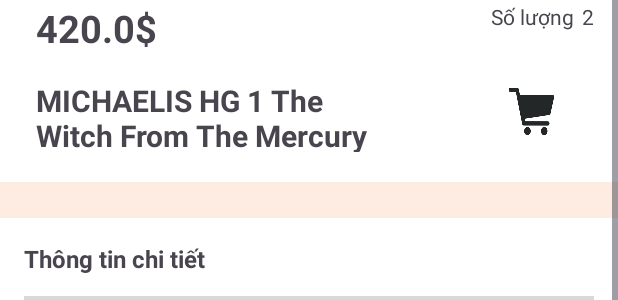
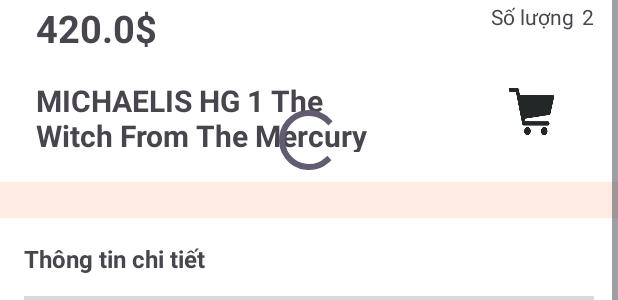
Before and after one commit to Nadariano/ProjectPRM, an Android app: the layout activity_item_detail.xml on its own in the app's theme, with its tools: preview values and no code run, on a phone screen of 412 x 824 dp. Shown: the part 478-778 px from the top of the screen. Run offline under Robolectric (Android 15) with nearby library versions, the phone set to English and light mode, and no system bars.

Commit message:
loading screen

```diff
--- a/app/src/main/res/layout/activity_item_detail.xml
+++ b/app/src/main/res/layout/activity_item_detail.xml
@@ -1,7 +1,12 @@
 <?xml version="1.0" encoding="utf-8"?>
-<ScrollView xmlns:android="http://schemas.android.com/apk/res/android"
+<FrameLayout xmlns:android="http://schemas.android.com/apk/res/android"
     xmlns:app="http://schemas.android.com/apk/res-auto"
     xmlns:tools="http://schemas.android.com/tools"
+    android:layout_width="match_parent"
+    android:layout_height="match_parent">
+
+    <ScrollView
+        android:id="@+id/detailProduct"
         android:layout_width="match_parent"
         android:layout_height="match_parent"
         android:fillViewport="true">
@@ -234,4 +239,8 @@
                 app:srcCompat="@drawable/baseline_arrow_back_24" />
 
         </androidx.constraintlayout.widget.ConstraintLayout>
+
     </ScrollView>
+
+    <include layout="@layout/loading_screen" />
+</FrameLayout>
--- /dev/null
+++ b/app/src/main/res/layout/loading_screen.xml
@@ -0,0 +1,14 @@
+<?xml version="1.0" encoding="utf-8"?>
+<FrameLayout xmlns:android="http://schemas.android.com/apk/res/android"
+    android:id="@+id/loadingContainer"
+    android:layout_width="match_parent"
+    android:layout_height="match_parent"
+    android:gravity="center">
+
+    <ProgressBar
+        android:id="@+id/progressBar"
+        android:layout_width="wrap_content"
+        android:layout_height="wrap_content"
+        android:indeterminate="true"
+        android:layout_gravity="center"/>
+</FrameLayout>
```
Also changed, not shown: app/src/main/java/com/example/gundammobile/ui/activity/ItemDetailActivity.java (+23 -1 lines). Lines whose indentation alone changed are shown as unchanged.
